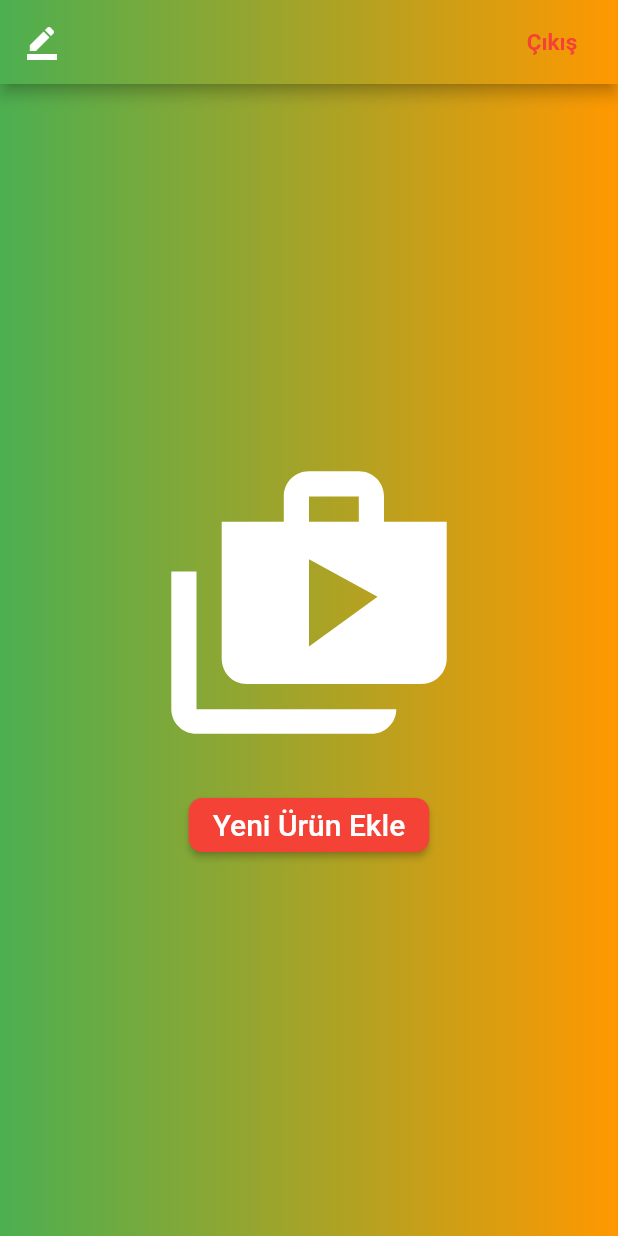
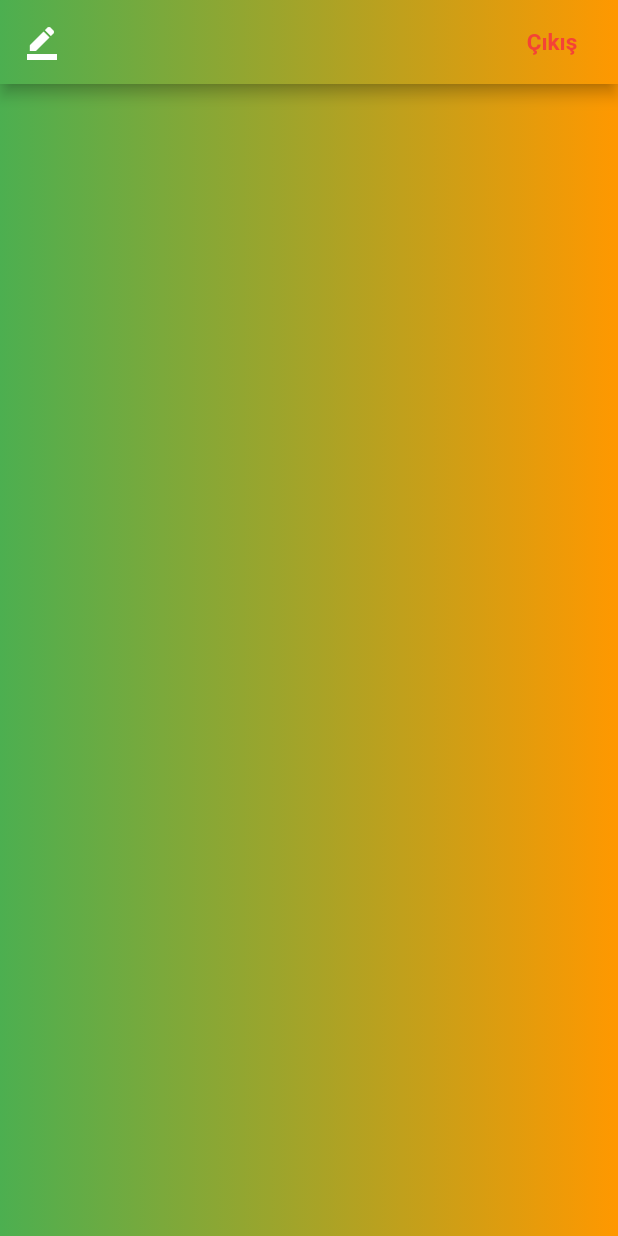
Before and after one commit to Mobil-Programlama/mobil-programlama, a Flutter app: the UploadPage screen opened directly, on a phone screen of 412 x 824 dp. Run offline on Flutter 3.47's test engine with Material 2 defaults, Android fonts, the phone set to English and light mode, and no system bars; our stand-ins replace cloud_firestore, firebase_auth, firebase_storage, fluttertoast, image_picker, shared_preferences; accounts and stored records are empty.

Commit message:
Kullanılmayan alanlar düzenlendi

```diff
--- a/lib/Admin/uploadItems.dart
+++ b/lib/Admin/uploadItems.dart
@@ -3,6 +3,7 @@ import 'package:cloud_firestore/cloud_firestore.dart';
 import 'package:e_shop/Admin/adminShiftOrders.dart';
 import 'package:e_shop/Widgets/loadingWidget.dart';
 import 'package:e_shop/main.dart';
+import 'package:e_shop/Admin/updateItems.dart';
 import 'package:firebase_storage/firebase_storage.dart';
 import 'package:flutter/cupertino.dart';
 import 'package:flutter/material.dart';
@@ -29,6 +30,7 @@ class _UploadPageState extends State<UploadPage>
   bool uploading = false;
 
   @override
+  // ignore: must_call_super
   Widget build(BuildContext context) {
     return file == null
         ? displayAdminHomeScreem()
@@ -88,17 +90,39 @@ class _UploadPageState extends State<UploadPage>
           tileMode: TileMode.clamp,
         ),
       ),
-      child: Center(
+
+      /*child: Center(
         child: Column(
           mainAxisAlignment: MainAxisAlignment.center,
           children: [
             Icon(
-              Icons.shop_two,
+              Icons.shop,
               color: Colors.white,
-              size: 200.0,
+              size: 100.0,
             ),
             Padding(
-              padding: EdgeInsets.only(top: 20.0),
+              padding: EdgeInsets.only(top: 10.0),
+              child: RaisedButton(
+                shape: RoundedRectangleBorder(
+                    borderRadius: BorderRadius.circular(9.0)),
+                child: Text(
+                  "Ürünleri Listele",
+                  style: TextStyle(fontSize: 20.0, color: Colors.white),
+                ),
+                color: Colors.red,
+                // onPressed: () ,
+              ),
+            ),
+            SizedBox(
+              height: 100,
+            ),
+            Icon(
+              Icons.add,
+              color: Colors.white,
+              size: 100.0,
+            ),
+            Padding(
+              padding: EdgeInsets.only(top: 10.0),
               child: RaisedButton(
                 shape: RoundedRectangleBorder(
                     borderRadius: BorderRadius.circular(9.0)),
@@ -112,7 +136,7 @@ class _UploadPageState extends State<UploadPage>
             ),
           ],
         ),
-      ),
+      ),*/
     );
   }
 
@@ -171,6 +195,7 @@ class _UploadPageState extends State<UploadPage>
     });
   }
 
+  // ignore: non_constant_identifier_names
   PickPhotoFromGallery() async {
     Navigator.pop(context);
     File imageFile = await ImagePicker.pickImage(source: ImageSource.gallery);
```
Also changed, not shown: lib/Store/storehome.dart (+0 -60 lines), lib/Widgets/myDrawer.dart (+1 -22 lines), lib/Admin/updateItems.dart (added), 3 other files.
